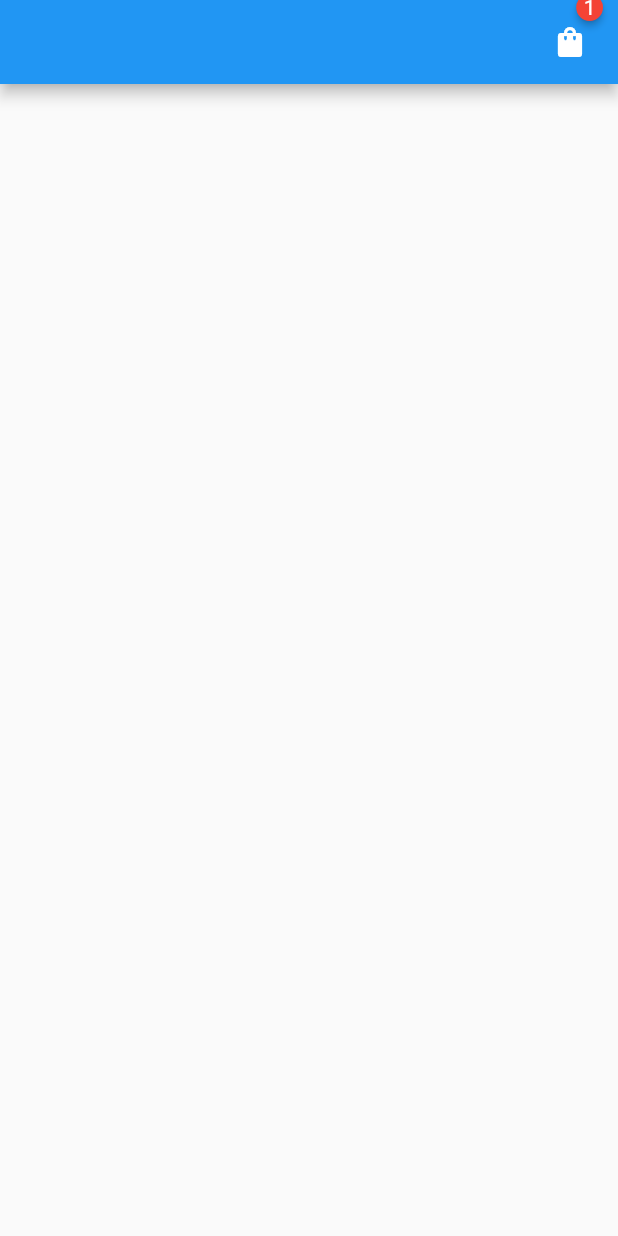
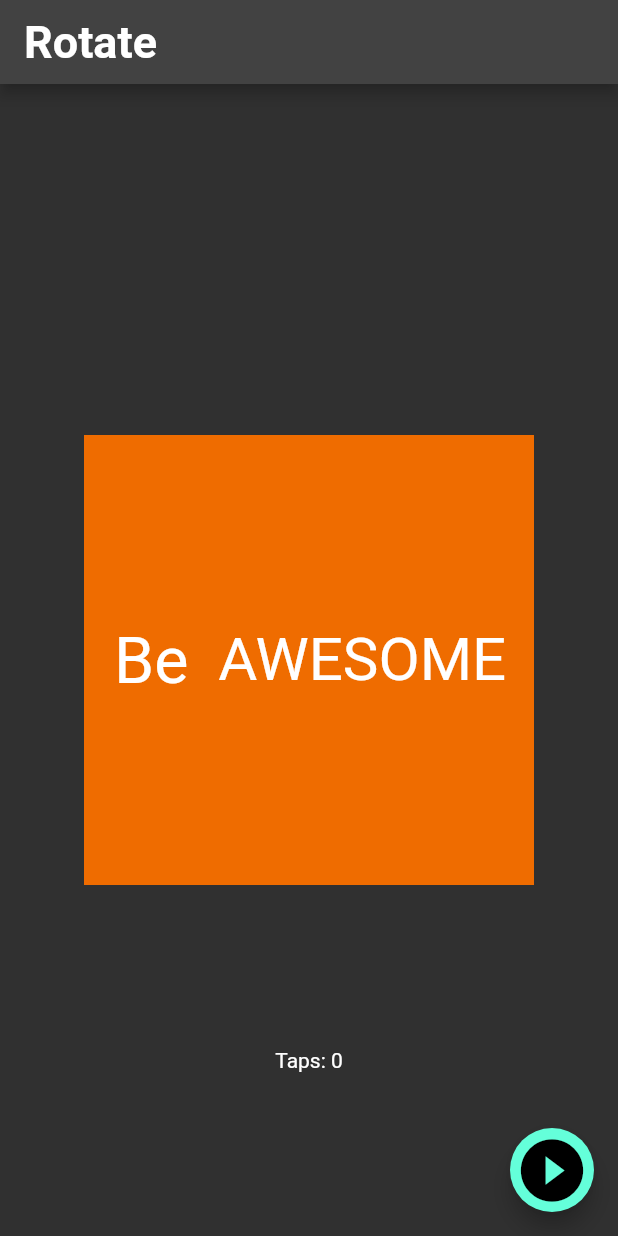
Before and after one commit to Ghauoor/Flutter_Pkgs, a Flutter app: the screen it shows after launch, on a phone screen of 412 x 824 dp. Run offline on Flutter 3.47's test engine with Material 2 defaults, Android fonts, the light colour scheme and no system bars; drawn by our look-alikes of animated_text_kit, badges; our stand-ins replace readmore; Roboto replaces fonts that are missing (Horizon).

Commit message:
Animated_Text

```diff
--- /dev/null
+++ b/lib/animated_text.dart
@@ -0,0 +1,376 @@
+import 'package:flutter/material.dart';
+import 'package:animated_text_kit/animated_text_kit.dart';
+
+class AnimatedText extends StatefulWidget {
+  /// This widget is the root of your application.
+  @override
+  _AnimatedTextState createState() => _AnimatedTextState();
+}
+
+class _AnimatedTextState extends State<AnimatedText> {
+  @override
+  Widget build(BuildContext context) {
+    return MaterialApp(
+      title: 'Animated Text Kit',
+      debugShowCheckedModeBanner: false,
+      theme: ThemeData.dark(),
+      home: MyHomePage(),
+    );
+  }
+}
+
+class MyHomePage extends StatefulWidget {
+  const MyHomePage({Key? key}) : super(key: key);
+
+  @override
+  _MyHomePageState createState() => _MyHomePageState();
+}
+
+class _MyHomePageState extends State<MyHomePage> {
+  late List<AnimatedTextExample> _examples;
+  int _index = 0;
+  int _tapCount = 0;
+
+  @override
+  void initState() {
+    super.initState();
+    _examples = animatedTextExamples(onTap: () {
+      print('Tap Event');
+      setState(() {
+        _tapCount++;
+      });
+    });
+  }
+
+  @override
+  Widget build(BuildContext context) {
+    final animatedTextExample = _examples[_index];
+
+    return Scaffold(
+      appBar: AppBar(
+        title: Text(
+          animatedTextExample.label,
+          style: const TextStyle(fontSize: 30.0, fontWeight: FontWeight.bold),
+        ),
+      ),
+      body: Column(
+        children: <Widget>[
+          Expanded(
+            child: Container(),
+          ),
+          Container(
+            decoration: BoxDecoration(color: animatedTextExample.color),
+            height: 300.0,
+            width: 300.0,
+            child: Center(
+              key: ValueKey(animatedTextExample.label),
+              child: animatedTextExample.child,
+            ),
+          ),
+          Expanded(
+            child: Container(
+              alignment: Alignment.center,
+              child: Text('Taps: $_tapCount'),
+            ),
+          ),
+        ],
+      ),
+      floatingActionButton: FloatingActionButton(
+        onPressed: () {
+          setState(() {
+            _index = ++_index % _examples.length;
+            _tapCount = 0;
+          });
+        },
+        tooltip: 'Next',
+        child: const Icon(
+          Icons.play_circle_filled,
+          size: 50.0,
+        ),
+      ),
+    );
+  }
+}
+
+class AnimatedTextExample {
+  final String label;
+  final Color? color;
+  final Widget child;
+
+  const AnimatedTextExample({
+    required this.label,
+    required this.color,
+    required this.child,
+  });
+}
+
+// Colorize Text Style
+const _colorizeTextStyle = TextStyle(
+  fontSize: 50.0,
+  fontFamily: 'Horizon',
+);
+
+// Colorize Colors
+const _colorizeColors = [
+  Colors.purple,
+  Colors.blue,
+  Colors.yellow,
+  Colors.red,
+];
+
+List<AnimatedTextExample> animatedTextExamples({VoidCallback? onTap}) =>
+    <AnimatedTextExample>[
+      AnimatedTextExample(
+        label: 'Rotate',
+        color: Colors.orange[800],
+        child: ListView(
+          scrollDirection: Axis.horizontal,
+          children: <Widget>[
+            Row(
+              mainAxisSize: MainAxisSize.min,
+              children: <Widget>[
+                const SizedBox(
+                  width: 20.0,
+                  height: 100.0,
+                ),
+                const Text(
+                  'Be',
+                  style: TextStyle(fontSize: 43.0),
+                ),
+                const SizedBox(
+                  width: 20.0,
+                  height: 100.0,
+                ),
+                DefaultTextStyle(
+                  style: const TextStyle(
+                    fontSize: 40.0,
+                    fontFamily: 'Horizon',
+                  ),
+                  child: AnimatedTextKit(
+                    animatedTexts: [
+                      RotateAnimatedText('AWESOME'),
+                      RotateAnimatedText('OPTIMISTIC'),
+                      RotateAnimatedText(
+                        'DIFFERENT',
+                        textStyle: const TextStyle(
+                          decoration: TextDecoration.underline,
+                        ),
+                      ),
+                    ],
+                    onTap: onTap,
+                    isRepeatingAnimation: true,
+                    totalRepeatCount: 10,
+                  ),
+                ),
+              ],
+            ),
+          ],
+        ),
+      ),
+      AnimatedTextExample(
+        label: 'Fade',
+        color: Colors.brown[600],
+        child: DefaultTextStyle(
+          style: const TextStyle(
+            fontSize: 32.0,
+            fontWeight: FontWeight.bold,
+          ),
+          child: AnimatedTextKit(
+            animatedTexts: [
+              FadeAnimatedText('do IT!'),
+              FadeAnimatedText('do it RIGHT!!'),
+              FadeAnimatedText('do it RIGHT NOW!!!'),
+            ],
+            onTap: onTap,
+          ),
+        ),
+      ),
+      AnimatedTextExample(
+        label: 'Typer',
+        color: Colors.lightGreen[800],
+        child: SizedBox(
+          width: 250.0,
+          child: DefaultTextStyle(
+            style: const TextStyle(
+              fontSize: 30.0,
+              fontFamily: 'Bobbers',
+            ),
+            child: AnimatedTextKit(
+              animatedTexts: [
+                TyperAnimatedText('It is not enough to do your best,'),
+                TyperAnimatedText('you must know what to do,'),
+                TyperAnimatedText('and then do your best'),
+                TyperAnimatedText('- W.Edwards Deming'),
+              ],
+              onTap: onTap,
+            ),
+          ),
+        ),
+      ),
+      AnimatedTextExample(
+        label: 'Typewriter',
+        color: Colors.teal[700],
+        child: SizedBox(
+          width: 250.0,
+          child: DefaultTextStyle(
+            style: const TextStyle(
+              fontSize: 30.0,
+              fontFamily: 'Agne',
+            ),
+            child: AnimatedTextKit(
+              animatedTexts: [
+                TypewriterAnimatedText('Discipline is the best tool'),
+                TypewriterAnimatedText('Design first, then code', cursor: '|'),
+                TypewriterAnimatedText('Do not patch bugs out, rewrite them',
+                    cursor: '<|>'),
+                TypewriterAnimatedText('Do not test bugs out, design them out',
+                    cursor: '💡'),
+              ],
+              onTap: onTap,
+            ),
+          ),
+        ),
+      ),
+      AnimatedTextExample(
+        label: 'Scale',
+        color: Colors.blue[700],
+        child: DefaultTextStyle(
+          style: const TextStyle(
+            fontSize: 70.0,
+            fontFamily: 'Canterbury',
+          ),
+          child: AnimatedTextKit(
+            animatedTexts: [
+              ScaleAnimatedText('Think'),
+              ScaleAnimatedText('Build'),
+              ScaleAnimatedText('Ship'),
+            ],
+            onTap: onTap,
+          ),
+        ),
+      ),
+      AnimatedTextExample(
+        label: 'Colorize',
+        color: Colors.blueGrey[50],
+        child: AnimatedTextKit(
+          animatedTexts: [
+            ColorizeAnimatedText(
+              'Larry Page',
+              textStyle: _colorizeTextStyle,
+              colors: _colorizeColors,
+            ),
+            ColorizeAnimatedText(
+              'Bill Gates',
+              textStyle: _colorizeTextStyle,
+              colors: _colorizeColors,
+            ),
+            ColorizeAnimatedText(
+              'Steve Jobs',
+              textStyle: _colorizeTextStyle,
+              colors: _colorizeColors,
+            ),
+          ],
+          onTap: onTap,
+        ),
+      ),
+      AnimatedTextExample(
+        label: 'TextLiquidFill',
+        color: Colors.white,
+        child: TextLiquidFill(
+          text: 'LIQUIDY',
+          waveColor: Colors.blueAccent,
+          boxBackgroundColor: Colors.redAccent,
+          textStyle: const TextStyle(
+            fontSize: 70,
+            fontWeight: FontWeight.bold,
+          ),
+          boxHeight: 300,
+        ),
+      ),
+      AnimatedTextExample(
+        label: 'Wavy Text',
+        color: Colors.purple,
+        child: DefaultTextStyle(
+          style: const TextStyle(
+            fontSize: 20.0,
+          ),
+          child: AnimatedTextKit(
+            animatedTexts: [
+              WavyAnimatedText(
+                'Hello World',
+                textStyle: const TextStyle(
+                  fontSize: 24.0,
+                  fontWeight: FontWeight.bold,
+                ),
+              ),
+              WavyAnimatedText('Look at the waves'),
+              WavyAnimatedText('They look so Amazing'),
+            ],
+            onTap: onTap,
+          ),
+        ),
+      ),
+      AnimatedTextExample(
+        label: 'Flicker',
+        color: Colors.pink[300],
+        child: DefaultTextStyle(
+          style: const TextStyle(
+            fontSize: 35,
+            color: Colors.white,
+            shadows: [
+              Shadow(
+                blurRadius: 7.0,
+                color: Colors.white,
+                offset: Offset(0, 0),
+              ),
+            ],
+          ),
+          child: AnimatedTextKit(
+            repeatForever: true,
+            animatedTexts: [
+              FlickerAnimatedText('Flicker Frenzy'),
+              FlickerAnimatedText('Night Vibes On'),
+              FlickerAnimatedText("C'est La Vie !"),
+            ],
+            onTap: onTap,
+          ),
+        ),
+      ),
+      AnimatedTextExample(
+        label: 'Combination',
+        color: Colors.pink,
+        child: AnimatedTextKit(
+          onTap: onTap,
+          animatedTexts: [
+            WavyAnimatedText(
+              'On Your Marks',
+              textStyle: const TextStyle(
+                fontSize: 24.0,
+              ),
+            ),
+            FadeAnimatedText(
+              'Get Set',
+              textStyle: const TextStyle(
+                fontSize: 32.0,
+                fontWeight: FontWeight.bold,
+              ),
+            ),
+            ScaleAnimatedText(
+              'Ready',
+              textStyle: const TextStyle(
+                fontSize: 48.0,
+                fontWeight: FontWeight.bold,
+              ),
+            ),
+            RotateAnimatedText(
+              'Go!',
+              textStyle: const TextStyle(
+                fontSize: 64.0,
+              ),
+              rotateOut: false,
+              duration: const Duration(milliseconds: 400),
+            )
+          ],
+        ),
+      ),
+    ];
--- a/lib/main.dart
+++ b/lib/main.dart
@@ -1,5 +1,5 @@
 import 'package:flutter/material.dart';
-import 'package:pub_dev_packges/badges_pkg.dart';
+import 'package:pub_dev_packges/animated_text.dart';
 
 void main() {
   runApp(const MyApp());
@@ -14,6 +14,6 @@ class MyApp extends StatelessWidget {
         title: 'Packges',
         debugShowCheckedModeBanner: false,
         theme: ThemeData(primarySwatch: Colors.blue),
-        home: const BadgesPackage());
+        home: AnimatedText());
   }
 }
--- a/pubspec.yaml
+++ b/pubspec.yaml
@@ -27,6 +27,7 @@ environment:
 # the latest version available on pub.dev. To see which dependencies have newer
 # versions available, run `flutter pub outdated`.
 dependencies:
+  animated_text_kit: ^4.2.2
   badges: ^2.0.3
   cupertino_icons: ^1.0.2
   flutter:
```
Also changed, not shown: pubspec.lock, 1 other file.
